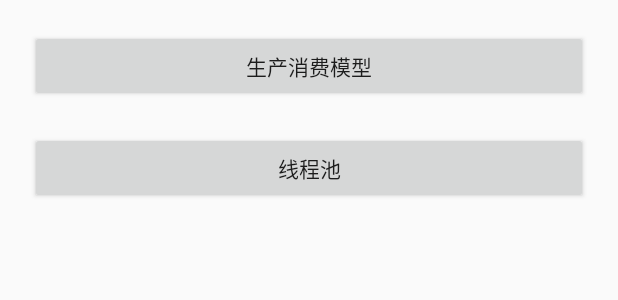
After one commit to bryanrady/Optimization, an Android app: the layout activity_thread.xml on its own in the app's theme, with its tools: preview values and no code run, on a phone screen of 412 x 824 dp. The commit adds this screen. Shown: the top 300 px of the screen. Run offline under Robolectric (Android 15) with nearby library versions, the phone set to English and light mode, and no system bars.

Commit message:
多线程生产消费模型。

```diff
--- a/app/src/main/AndroidManifest.xml
+++ b/app/src/main/AndroidManifest.xml
@@ -68,6 +68,9 @@
 
         <activity android:name=".battery.BatteryActivity"/>
 
+        <activity android:name=".thread.ThreadActivity"/>
+        <activity android:name=".thread.pcmode.ProducerConsumerActivity"/>
+
         <meta-data
             android:name="com.amap.api.v2.apikey"
             android:value="94faec238fc0e5b1e961ffbb24970844">
--- a/app/src/main/java/com/bryanrady/optimization/MainActivity.java
+++ b/app/src/main/java/com/bryanrady/optimization/MainActivity.java
@@ -12,6 +12,7 @@ import com.bryanrady.optimization.bitmap.BitmapActivity;
 import com.bryanrady.optimization.leaked.FixLeakedUtils;
 import com.bryanrady.optimization.leaked.LeakedActivity;
 import com.bryanrady.optimization.shake.ShakeActivity;
+import com.bryanrady.optimization.thread.ThreadActivity;
 
 public class MainActivity extends AppCompatActivity {
 
@@ -47,6 +48,10 @@ public class MainActivity extends AppCompatActivity {
         startActivity(intent);
     }
 
+    public void thread(View view) {
+        Intent intent = new Intent(this, ThreadActivity.class);
+        startActivity(intent);
+    }
 
     @Override
     protected void onDestroy() {
--- /dev/null
+++ b/app/src/main/res/layout/activity_thread.xml
@@ -0,0 +1,25 @@
+<?xml version="1.0" encoding="utf-8"?>
+<LinearLayout xmlns:android="http://schemas.android.com/apk/res/android"
+    android:layout_width="match_parent"
+    android:layout_height="match_parent"
+    android:orientation="vertical">
+
+    <Button
+        android:onClick="producer_consumer"
+        android:layout_width="match_parent"
+        android:layout_height="wrap_content"
+        android:layout_marginTop="20dp"
+        android:layout_marginStart="20dp"
+        android:layout_marginEnd="20dp"
+        android:text="生产消费模型" />
+
+    <Button
+        android:onClick="pool"
+        android:layout_width="match_parent"
+        android:layout_height="wrap_content"
+        android:layout_marginTop="20dp"
+        android:layout_marginStart="20dp"
+        android:layout_marginEnd="20dp"
+        android:text="线程池" />
+
+</LinearLayout>
```
Also changed, not shown: app/build.gradle (+9 -9 lines), app/src/main/java/com/bryanrady/optimization/thread/ProducerConsumerActivity.java (deleted, +0 -53 lines), app/src/main/java/com/bryanrady/optimization/thread/ThreadActivity.java (+10 -32 lines), app/src/main/res/layout/activity_main.xml (+9 -0 lines), app/src/main/res/layout/activity_thread_producer_consumer.xml (added, +13 -0 lines), 1 other file.
